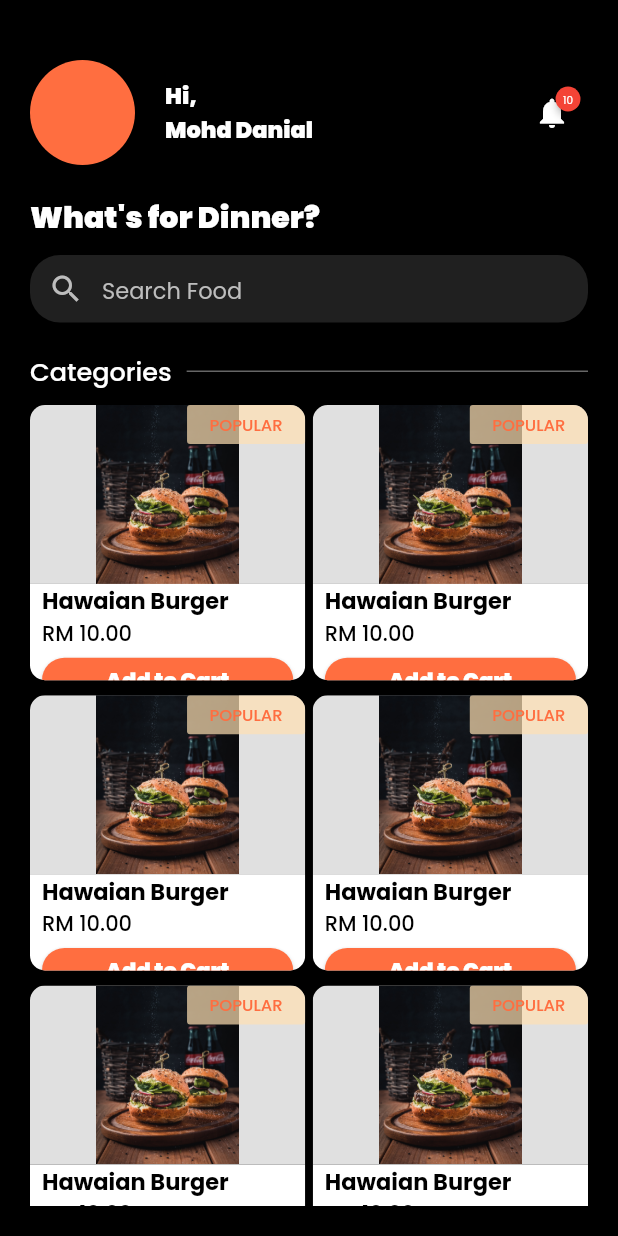
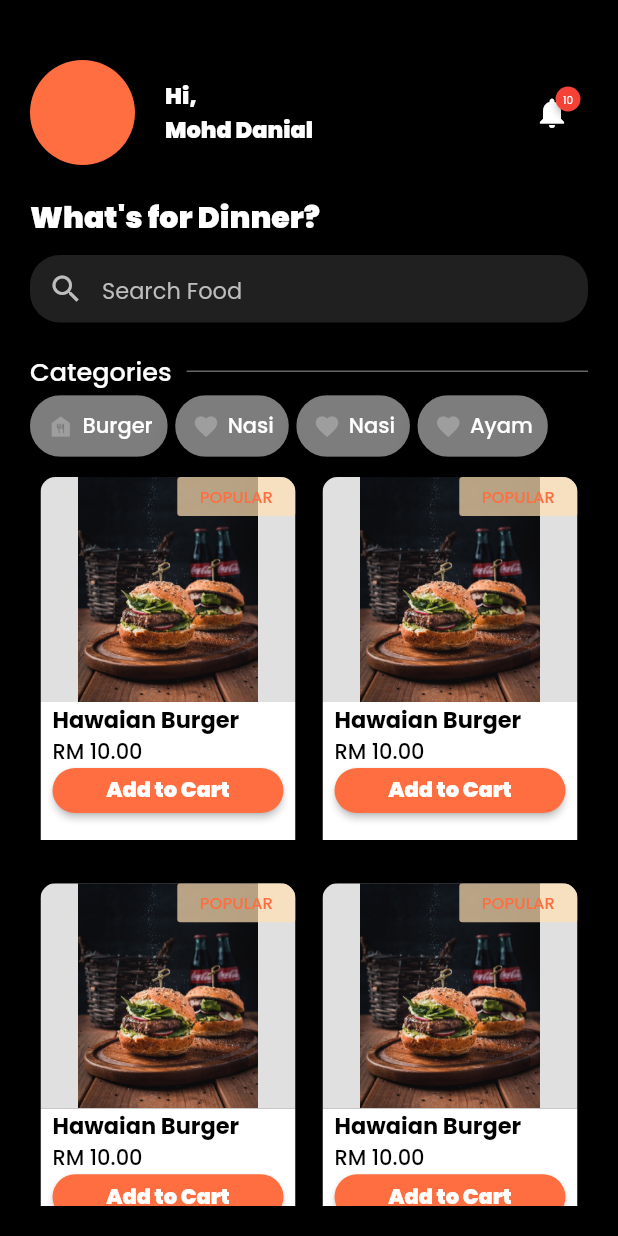
Before and after one commit to dfmf11/my_first_app, a Flutter app: the MenuView screen opened directly, on a phone screen of 412 x 824 dp. Run offline on Flutter 3.47's test engine with Material 2 defaults, Android fonts, the phone set to English and light mode, and no system bars; drawn by our look-alikes of badges; our stand-ins replace cached_network_image, dio, email_validator, flutter_screenutil, flutter_svg, get and 2 more; project files that could hold a hidden picture were left out.

Commit message:
diana filterchips

```diff
--- /dev/null
+++ b/lib/app/data/models/filterCategory.dart
@@ -0,0 +1,13 @@
+import 'package:flutter/cupertino.dart';
+
+class FoodCategory {
+  String name;
+  IconData icon;
+  int id;
+
+  FoodCategory({
+    required this.name,
+    required this.icon,
+    required this.id,
+  });
+}
--- a/lib/app/modules/home/menu/controllers/menu_controller.dart
+++ b/lib/app/modules/home/menu/controllers/menu_controller.dart
@@ -1,29 +1,23 @@
 import 'package:flutter/material.dart';
 import 'package:get/get.dart';
+
+import '../../../../data/models/filterCategory.dart';
 
 class MenuController extends GetxController {
   //TODO: Implement MenuController
 
   final textFieldFocusNode = FocusNode();
 
+  List<FoodCategory> filterName = [
+    FoodCategory(name: 'Burger', icon: Icons.food_bank, id: 100),
+    FoodCategory(name: 'Nasi', icon: Icons.favorite, id: 200),
+    FoodCategory(name: 'Nasi', icon: Icons.favorite, id: 300),
+    FoodCategory(name: 'Ayam', icon: Icons.favorite, id: 400),
+  ];
+
+  final filterSelected = [].obs;
+
   final count = 0.obs;
-
-  bool selected = false;
-  final List<ItemModel> _chipsList = [
-    ItemModel("Android", Colors.green, false),
-    ItemModel("Flutter", Colors.blueGrey, false),
-    ItemModel("Ios", Colors.deepOrange, false),
-    ItemModel("Python", Colors.cyan, false),
-    ItemModel("React JS", Colors.teal, false),
-  ];
 
   void increment() => count.value++;
 }
-
-class ItemModel {
-  String label;
-  Color color;
-  bool isSelected;
-
-  ItemModel(this.label, this.color, this.isSelected);
-}
--- a/lib/app/modules/home/menu/views/menu_view.dart
+++ b/lib/app/modules/home/menu/views/menu_view.dart
@@ -2,6 +2,7 @@ import 'package:flutter/material.dart';
 
 import 'package:get/get.dart';
 import 'package:google_fonts/google_fonts.dart';
+import 'package:my_first_app/app/data/models/filterCategory.dart';
 import 'package:my_first_app/core/values/color.value.dart';
 import 'package:badges/badges.dart';
 import '../../../../data/helper/focus_scope_helper.dart';
@@ -9,7 +10,7 @@ import '../../../../routes/app_pages.dart';
 import '../controllers/menu_controller.dart';
 
 class MenuView extends GetView<MenuController> {
-  const MenuView({Key? key}) : super(key: key);
+  MenuView({Key? key}) : super(key: key);
 
   @override
   Widget build(BuildContext context) {
@@ -52,8 +53,8 @@ class MenuView extends GetView<MenuController> {
                     height: 20,
                   ),
                   Text('What\'s for Dinner?',
-                        style: TextStyle(
-                            fontWeight: FontWeight.w900, fontSize: 20)),
+                      style:
+                          TextStyle(fontWeight: FontWeight.w900, fontSize: 20)),
                   SizedBox(
                     height: 10,
                   ),
@@ -66,7 +67,7 @@ class MenuView extends GetView<MenuController> {
                     child: TextField(
                         focusNode: controller.textFieldFocusNode,
                         keyboardType: TextInputType.visiblePassword,
-                          style: TextStyle(color: Colors.black),
+                        style: TextStyle(color: Colors.white),
                         decoration: InputDecoration(
                           prefixIcon: Icon(
                             Icons.search,
@@ -98,47 +99,96 @@ class MenuView extends GetView<MenuController> {
                         child: Container(
                           color: Colors.white.withOpacity(0.4),
                           height: 1,
-                            width: Get.width * 0.7,
+                          width: Get.width * 0.6,
                         ),
                       ),
                     ],
                   ),
-                    Wrap(
-                      spacing: 5,
-                      runSpacing: 3,
-                      direction: Axis.horizontal,
-                      // children: filterChipsList(),
+                  Obx(
+                    () => Wrap(runSpacing: 5, spacing: 5, children: [
+                      ...controller.filterName.map((e) {
+                        return chipCategory(
+                            e, controller.filterSelected.contains(e.id));
+                      }),
+                      //foreach vs map
+                      // controller.filterName.forEach((element) {return chipCategory(e)})
+                      // for (var element in categoryFood) ...[
+                      //   chipCategory(element)
+                      // ],
+                    ]),
                   ),
                   SizedBox(
                     height: 10,
                   ),
-                    GridView.builder(
+                  SizedBox(
+                    width: Get.width,
+                    child: GridView.count(
                         physics: NeverScrollableScrollPhysics(),
-                        gridDelegate: SliverGridDelegateWithFixedCrossAxisCount(
+                        childAspectRatio: 0.7,
                         crossAxisCount: 2,
-                            crossAxisSpacing: 5,
-                            mainAxisSpacing: 10),
-                        itemCount: 10,
+                        crossAxisSpacing: 4.0,
+                        mainAxisSpacing: 8.0,
                         shrinkWrap: true,
-                        itemBuilder: (context, index) {
+                        children: List.generate(10, (index) {
+                          return Center(child: test1());
+                        })),
+                  )
+                ])),
+          ),
+        ),
+      ),
+    );
+  }
+
+  InkWell chipCategory(FoodCategory category, bool selected) {
+    return InkWell(
+      onTap: () {
+        if (controller.filterSelected.contains(category.id)) {
+          controller.filterSelected.remove(category.id);
+        } else {
+          controller.filterSelected.add(category.id);
+        }
+        // controller.filterSelected.contains(category.name);
+        // print(controller.filterSelected.contains(category.name));
+        print(controller.filterSelected);
+      },
+      child: Chip(
+        labelPadding: EdgeInsets.all(2.0),
+        avatar: Icon(
+          category.icon,
+          color: selected ? Colors.red : Colors.grey,
+        ),
+        label: Text(
+          category.name,
+          style: TextStyle(
+            color: Colors.white,
+          ),
+        ),
+        backgroundColor: Colors.grey.withOpacity(0.7),
+        elevation: 6.0,
+        shadowColor: Colors.grey[60],
+        padding: EdgeInsets.all(8.0),
+      ),
+    );
+  }
+
+  ClipRRect test1() {
     return ClipRRect(
       borderRadius: BorderRadius.circular(10),
       child: SizedBox(
         width: 170,
-                              height: Get.height * 0.3,
+        // height: 20,
         child: LayoutBuilder(
-                                builder: (BuildContext context,
-                                    BoxConstraints constraints) {
+          builder: (BuildContext context, BoxConstraints constraints) {
             return Column(
               children: [
                 Container(
                   width: constraints.maxWidth,
-                                        height: constraints.maxHeight * 0.65,
+                  height: 150,
                   decoration: BoxDecoration(
                       color: Colors.grey.shade300,
                       image: const DecorationImage(
-                                              image: AssetImage(
-                                                  "assets/images/brgr.jpg"),
+                        image: AssetImage("assets/images/brgr.jpg"),
                         fit: BoxFit.contain,
                       )),
                   child: Stack(
@@ -148,27 +198,18 @@ class MenuView extends GetView<MenuController> {
                         alignment: Alignment.topRight,
                         child: Container(
                             decoration: BoxDecoration(
-                                                    color: Colors
-                                                        .orange.shade100
-                                                        .withOpacity(0.7),
-                                                    borderRadius:
-                                                        BorderRadius.circular(
-                                                            2),
+                              color: Colors.orange.shade100.withOpacity(0.7),
+                              borderRadius: BorderRadius.circular(2),
                             ),
                             child: Padding(
-                                                    padding:
-                                                        EdgeInsets.symmetric(
-                                                            horizontal: 15.0,
-                                                            vertical: 5),
+                              padding: EdgeInsets.symmetric(
+                                  horizontal: 15.0, vertical: 5),
                               child: Text("POPULAR",
                                   style: GoogleFonts.poppins(
                                       textStyle: TextStyle(
-                                                                color:
-                                                                    primaryColor,
+                                          color: primaryColor,
                                           fontSize: 11,
-                                                                fontWeight:
-                                                                    FontWeight
-                                                                        .w500))),
+                                          fontWeight: FontWeight.w500))),
                             )),
                       ),
                     ],
@@ -179,71 +220,60 @@ class MenuView extends GetView<MenuController> {
                   // height: constraints.maxHeight,
                   color: Colors.white,
                   child: Column(
-                                          crossAxisAlignment:
-                                              CrossAxisAlignment.start,
-                                          mainAxisAlignment:
-                                              MainAxisAlignment.start,
+                    crossAxisAlignment: CrossAxisAlignment.start,
+                    mainAxisAlignment: MainAxisAlignment.start,
                     children: [
                       Padding(
-                                              padding:
-                                                  const EdgeInsets.symmetric(
+                        padding: const EdgeInsets.symmetric(
                           horizontal: 8.0,
                         ),
                         child: Text("Hawaian Burger",
                             style: TextStyle(
                                 fontSize: 15,
-                                                      fontWeight:
-                                                          FontWeight.w700,
+                                fontWeight: FontWeight.w700,
                                 color: Colors.black)),
                       ),
                       Padding(
-                                              padding:
-                                                  const EdgeInsets.symmetric(
-                                                      horizontal: 8.0),
+                        padding: const EdgeInsets.symmetric(horizontal: 8.0),
                         child: Text("RM 10.00",
                             style: TextStyle(
                                 fontSize: 14,
-                                                      fontWeight:
-                                                          FontWeight.w500,
+                                fontWeight: FontWeight.w500,
                                 color: Colors.black)),
                       ),
                       Padding(
                         padding: EdgeInsets.symmetric(
                           horizontal: 8.0,
-                                                  vertical: 5.2),
+                        ),
                         child: SizedBox(
                           width: Get.width,
                           height: 30,
                           child: ElevatedButton(
                               style: ButtonStyle(
                                   backgroundColor:
-                                                            MaterialStateProperty.all<
-                                                                    Color>(
+                                      MaterialStateProperty.all<Color>(
                                           primaryColor),
                                   shape: MaterialStateProperty.all<
                                           RoundedRectangleBorder>(
                                       RoundedRectangleBorder(
                                           borderRadius:
-                                                                    BorderRadius
-                                                                        .circular(
-                                                                            50.0)))),
-                                                    onPressed: () =>
-                                                        Get.toNamed(Routes.HOME),
+                                              BorderRadius.circular(50.0)))),
+                              onPressed: () => Get.toNamed(Routes.HOME),
                               child: Padding(
-                                                      padding: const EdgeInsets
-                                                              .symmetric(
-                                                          vertical: 5.0),
+                                padding: const EdgeInsets.symmetric(),
                                 child: Text(
                                   'Add to Cart',
                                   style: TextStyle(
                                       color: Colors.white,
-                                                            fontWeight:
-                                                                FontWeight.w900,
+                                      fontWeight: FontWeight.w900,
                                       fontSize: 14),
                                 ),
                               )),
                         ),
                       ),
+                      SizedBox(
+                        height: 18,
+                      )
                     ],
                   ),
                 ),
@@ -253,34 +283,5 @@ class MenuView extends GetView<MenuController> {
         ),
       ),
     );
-                        })
-                  ]),
-            ),
-          ),
-        ),
-      ),
-    );
   }
 }
-
-// List<Widget> filterChipsList() {
-//     List<Widget> chips = [];
-//     for (int i = 0; i < controller.chipsList.length; i++) {
-//       Widget item = Padding(
-//         padding: const EdgeInsets.only(left: 10, right: 5),
-//         child: FilterChip(
-//           label: Text(controller.chipsList[i].label),
-//           labelStyle: const TextStyle(color: Colors.white,fontSize: 16),
-//           backgroundColor: _chipsList[i].color,
-//           selected: controller.chipsList[i].isSelected,
-//           onSelected: (bool value) {
-//             Obx(() {
-//               controller.chipsList[i].isSelected = value;
-//             });
-//           },
-//         ),
-//       );
-//       chips.add(item);
-//     }
-//     return chips;
-//   }
```
Lines whose indentation alone changed are shown as unchanged.
